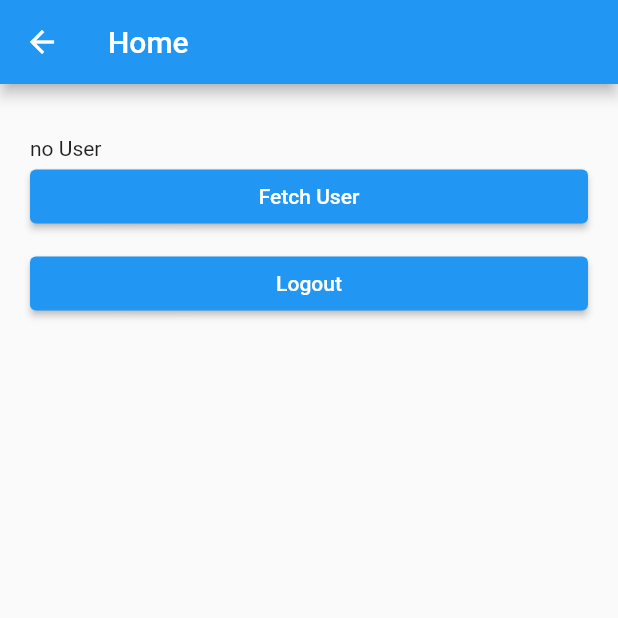
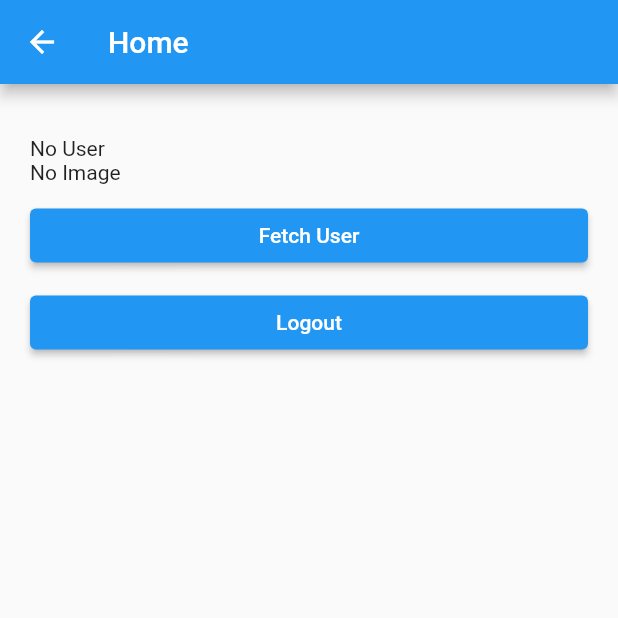
Before and after one commit to yobisetiawan/base-flutter3, a Flutter app: the HomePage screen opened by its route, on a phone screen of 412 x 824 dp, the top half of it. Run offline on Flutter 3.47's test engine with Material 2 defaults, Android fonts, the phone set to English and light mode, and no system bars; our stand-ins replace get, get_storage, getwidget; accounts and stored records are empty.

Commit message:
update home

```diff
--- a/lib/pages/home.dart
+++ b/lib/pages/home.dart
@@ -2,6 +2,7 @@ import 'package:app3/controllers/login.dart';
 import 'package:app3/provider/auth.dart';
 import 'package:flutter/material.dart';
 import 'package:get/get.dart';
+import 'package:getwidget/getwidget.dart';
 //import 'package:getwidget/getwidget.dart';
 
 class HomePage extends StatelessWidget {
@@ -22,7 +23,24 @@ class HomePage extends StatelessWidget {
             height: 15,
           ),
           Obx(
-            () => Text(auth.user.value.email ?? 'no User'),
+            () => Text(auth.user.value.email ?? 'No User'),
+          ),
+          Obx(
+            () => Text(auth.user.value.avatar?.url ?? 'No Image'),
+          ),
+          Obx(
+            () {
+              if (auth.user.value.avatar?.url != null) {
+                return GFAvatar(
+                  backgroundImage:
+                      NetworkImage(auth.user.value.avatar?.url ?? ''),
+                );
+              }
+              return const SizedBox();
+            },
+          ),
+          const SizedBox(
+            height: 10.0,
           ),
           ElevatedButton(
             onPressed: () {
```
